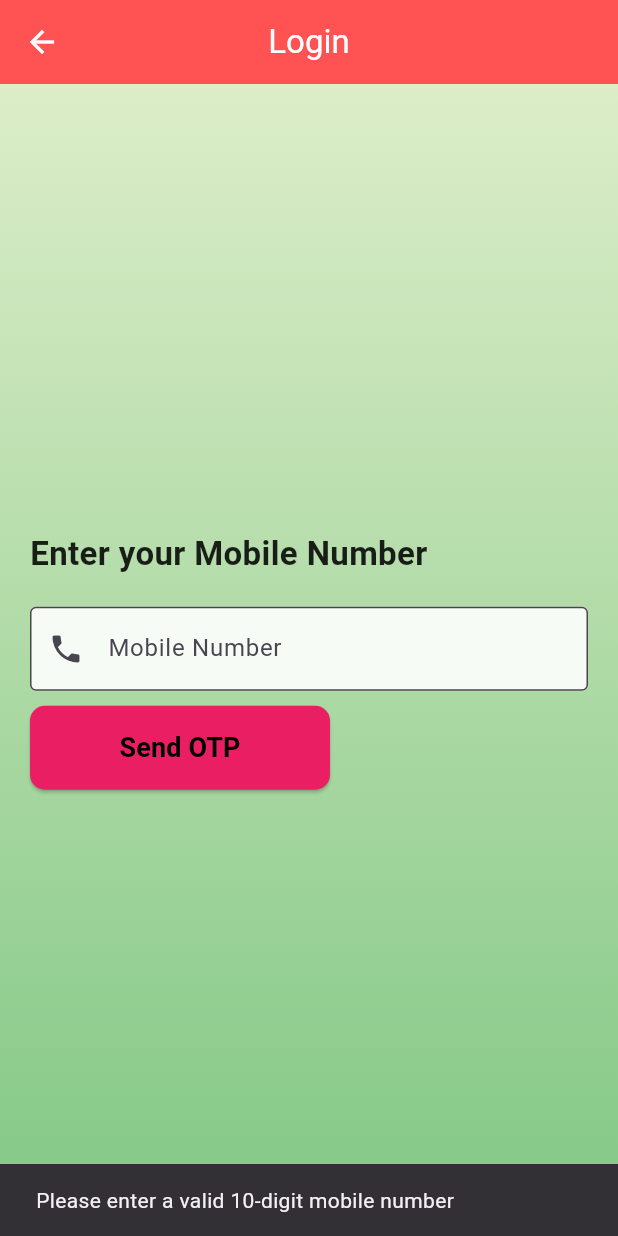
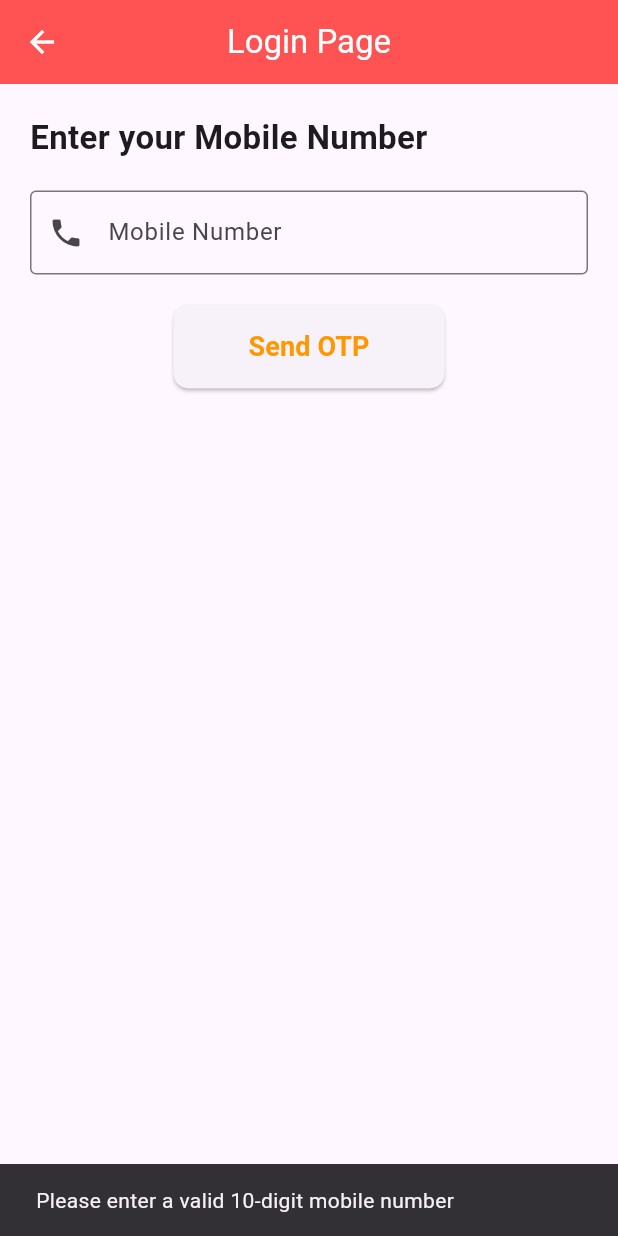
Before and after one commit to amit1035/flutter_mobile_auth, a Flutter app: the screen it shows after launch, after a tap on "Send OTP", on a phone screen of 412 x 824 dp. Run offline on Flutter 3.47's test engine with Material 3 defaults, Android fonts, the phone set to English and light mode, and no system bars; our stand-ins replace dio, retrofit; generated files the repository leaves out were written again.

Commit message:
Updated login page, added new features, and removed old files

```diff
--- a/lib/main.dart
+++ b/lib/main.dart
@@ -1,9 +1,9 @@
 import 'package:flutter/material.dart';
-import 'screen/login_screen.dart';
+import 'screen/LoginScreen.dart';
+
 void main() {
   runApp(MyApp());
 }
-
 class MyApp extends StatelessWidget {
   const MyApp({super.key});
 
@@ -15,7 +15,7 @@ class MyApp extends StatelessWidget {
       theme: ThemeData(
         primarySwatch: Colors.blue,
       ),
-      home: LoginScreen(), // Set LoginScreen as the home screen
+      home: LoginScreen(),
     );
   }
 }
--- /dev/null
+++ b/lib/modules/LoginResponse.dart
@@ -0,0 +1,39 @@
+import 'package:json_annotation/json_annotation.dart';
+
+part 'LoginResponse.g.dart';
+
+@JsonSerializable()
+class LoginResponse {
+  final int status;
+  final String message;
+  final LoginData? data;
+
+  LoginResponse({
+    required this.status,
+    required this.message,
+    this.data,
+  });
+  factory LoginResponse.fromJson(Map<String, dynamic> json) =>
+      _$LoginResponseFromJson(json);
+  Map<String, dynamic> toJson() => _$LoginResponseToJson(this);
+}
+
+@JsonSerializable()
+class LoginData {
+  final int? id;
+  final String? sms;
+  final String? otp;
+  final int? isNew;
+
+  LoginData({
+    this.id,
+    this.sms,
+    this.otp,
+    this.isNew,
+  });
+
+  factory LoginData.fromJson(Map<String, dynamic> json) =>
+      _$LoginDataFromJson(json);
+
+  Map<String, dynamic> toJson() => _$LoginDataToJson(this);
+}
--- a/lib/screen/login_screen.dart
+++ b/lib/screen/LoginScreen.dart
@@ -1,6 +1,9 @@
 import 'package:flutter/material.dart';
 import 'package:flutter/services.dart';
-import 'otp_screen.dart';
+import 'package:dio/dio.dart';
+import 'OtpScreen.dart';
+import '../service/ApiService.dart';
+import '../modules/LoginResponse.dart';
 
 class LoginScreen extends StatefulWidget {
   @override
@@ -9,19 +12,56 @@ class LoginScreen extends StatefulWidget {
 
 class _LoginScreenState extends State<LoginScreen> {
   final TextEditingController _mobileController = TextEditingController();
+  bool _isLoading = false;
 
-  void _login() {
-    String mobile = _mobileController.text.trim();
-    if (mobile.isEmpty || mobile.length < 10) {
+  ApiService getApiService() {
+    return ApiService(Dio(BaseOptions(contentType: "application/json")));
+  }
+
+  void _sendOtp() async {
+    String mobileNumber = _mobileController.text.trim();
+
+    if (mobileNumber.length != 10) {
       ScaffoldMessenger.of(context).showSnackBar(
         SnackBar(content: Text('Please enter a valid 10-digit mobile number')),
       );
-    } else {
-      Navigator.push(
-        context,
-        MaterialPageRoute(builder: (context) => OtpScreen(mobileNumber: mobile)),
+      return;
+    }
+
+    setState(() {
+      _isLoading = true;
+    });
+
+    try {
+      final apiService = getApiService();
+      LoginResponse response = await apiService.login(
+          "+91",
+          mobileNumber,
+          "",
+          "1.0.0",
+          "sms"
+      );
+      if (response.status == 1) {
+        Navigator.push(
+          context,
+          MaterialPageRoute(
+            builder: (context) => OtpScreen(mobileNumber: mobileNumber),
+          ),
+        );
+      } else {
+        ScaffoldMessenger.of(context).showSnackBar(
+          SnackBar(content: Text(response.message)),
+        );
+    }
+    } catch (error) {
+      print("OTP Request Error: ${error is DioError ? error.response?.data : error}");
+      ScaffoldMessenger.of(context).showSnackBar(
+        SnackBar(content: Text("Failed to send OTP. Please try again.")),
       );
     }
+    setState(() {
+      _isLoading = false;
+    });
   }
 
   @override
@@ -33,22 +73,10 @@ class _LoginScreenState extends State<LoginScreen> {
           icon: Icon(Icons.arrow_back, color: Colors.white),
           onPressed: () => Navigator.pop(context),
         ),
-        title: Text(
-          'Login',
-          style: TextStyle(color: Colors.white),
-        ),
+        title: Text('Login Page', style: TextStyle(color: Colors.white)),
         centerTitle: true,
       ),
-      body: Container(
-        width: double.infinity,
-        height: double.infinity,
-        decoration: BoxDecoration(
-          gradient: LinearGradient(
-            colors: [Colors.lightGreen[100]!, Colors.green[300]!], // Smooth gradient effect
-            begin: Alignment.topCenter,
-            end: Alignment.bottomCenter,
-          ),
-        ),
+      body: SingleChildScrollView(
         child: Padding(
           padding: EdgeInsets.all(20),
           child: Column(
@@ -57,7 +85,7 @@ class _LoginScreenState extends State<LoginScreen> {
             children: [
               Text(
                 'Enter your Mobile Number',
-                style: TextStyle(fontSize: 22, fontWeight: FontWeight.bold, color: Colors.black87),
+                style: TextStyle(fontSize: 22, fontWeight: FontWeight.bold),
               ),
               SizedBox(height: 20),
               TextField(
@@ -71,26 +99,23 @@ class _LoginScreenState extends State<LoginScreen> {
                   labelText: 'Mobile Number',
                   border: OutlineInputBorder(),
                   prefixIcon: Icon(Icons.phone),
-                  filled: true,
-                  fillColor: Colors.white.withOpacity(0.9),
                 ),
               ),
-              SizedBox(height: 10),
-              SizedBox(
-                width: 200,
+              SizedBox(height: 20),
+              Center(
                 child: ElevatedButton(
-                  onPressed: _login,
+                  onPressed: _isLoading ? null : _sendOtp,
                   style: ElevatedButton.styleFrom(
-                    backgroundColor: Colors.pink,
-                    foregroundColor: Colors.black,
-                    padding: EdgeInsets.symmetric(vertical: 15,horizontal: 20, ),
+                    padding: EdgeInsets.symmetric(vertical: 15, horizontal: 50),
                     shape: RoundedRectangleBorder(
                       borderRadius: BorderRadius.circular(10),
                     ),
                   ),
-                  child: Text(
+                  child: _isLoading
+                      ? CircularProgressIndicator(color: Colors.white)
+                      : Text(
                     'Send OTP',
-                    style: TextStyle(fontSize: 18, fontWeight: FontWeight.bold,),
+                    style: TextStyle(fontSize: 18, fontWeight: FontWeight.bold, color: Colors.orange),
                   ),
                 ),
               ),
--- /dev/null
+++ b/lib/service/ApiService.dart
@@ -0,0 +1,39 @@
+import 'package:dio/dio.dart';
+import 'package:retrofit/retrofit.dart';
+import '../modules/LoginResponse.dart';
+import '../modules/OtpVerificationResponse.dart';
+
+part 'ApiService.g.dart';
+
+@RestApi(baseUrl: 'https://www.call-astro.com/api/')
+abstract class ApiService {
+  factory ApiService(Dio dio, {String? baseUrl}) = _ApiService;
+
+  @POST("user_login")
+  Future<LoginResponse> login(
+      @Field("country_code") String countryCode,
+      @Field("mobile_no") String mobile,
+      @Field("email") String email,
+      @Field("app_version") String appVersion,
+      @Field("login_type") String loginType,
+      );
+
+  @POST("user_verify_otp")
+  Future<OtpVerificationResponse> loginVerification(
+      @Field("id") String id,
+      @Field("otp") String otp,
+      @Field("device_id") String deviceId,
+      @Field("device_type") String deviceType,
+      @Field("device_name") String deviceName,
+      @Field("device_token") String deviceToken,
+      @Field("login_type") String loginType,
+      );
+
+  @POST("recent_otp")
+  Future<LoginResponse> recentOtp(
+      @Field("country_code") String countryCode,
+      @Field("mobile_no") String mobileNo,
+      @Field("type") String type,
+      @Field("login_type") String loginType,
+      );
+}
```
Also changed, not shown: lib/modules/OtpVerificationResponse.dart (added, +97 -0 lines), lib/screen/OtpScreen.dart (renamed from lib/screen/otp_screen.dart, +42 -14 lines), lib/viewModel/OtpViewmodel.dart (added, +37 -0 lines), pubspec.yaml (+7 -0 lines), lib/modules/LoginResponse.g.dart (added), lib/modules/OtpVerificationResponse.g.dart (added), lib/screen/HomePage.dart (line endings or trailing spaces), lib/service/ApiService.g.dart (added), lib/service/auth_service.dart (deleted), lib/theme/theme.dart (deleted), lib/widgets/custome_button.dart (deleted), pubspec.lock, 1 other file.
